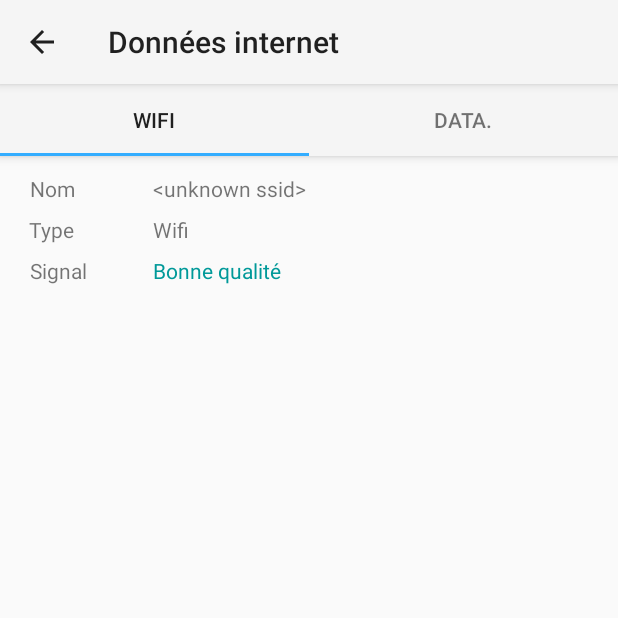
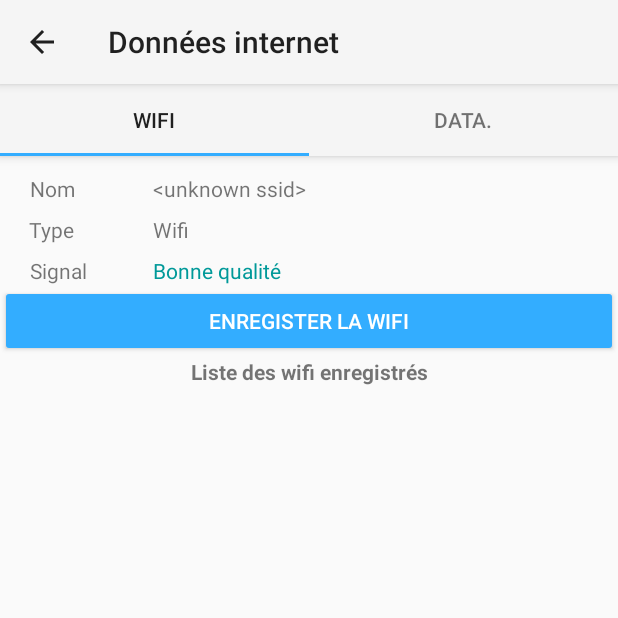
Before and after one commit to Polytech-PFE2019/pfe-2019-pfe2019-031, an Android app: the WifiFragment screen opened directly, with no data from a screen before it, on a phone screen of 412 x 824 dp, the top half of it. Run offline under Robolectric (Android 15) with nearby library versions, the phone set to English and light mode, and no system bars; our stand-ins replace Room's generated code; libraries missing offline, so code that uses them is left out: lecho.lib.hellocharts; 24 statements that could not run were skipped.

Commit message:
#4 possibilité d'enregistrer une wifi, de voir les wifis enregistrer et d'aller dans l'historique d'une wifi précise

```diff
--- a/app/src/main/AndroidManifest.xml
+++ b/app/src/main/AndroidManifest.xml
@@ -51,6 +51,8 @@
             android:name=".activities.network.NetworkActivity"
             android:parentActivityName=".activities.StartActivity"
             android:screenOrientation="portrait"/>
+        <activity android:name=".activities.network.WifiHistoricActivity"
+            android:screenOrientation="portrait"/>
     </application>
 
 </manifest>
--- /dev/null
+++ b/app/src/main/java/ez/com/inside/activities/network/OnClickListenerTransition.java
@@ -0,0 +1,7 @@
+package ez.com.inside.activities.network;
+
+import android.widget.TextView;
+
+public interface OnClickListenerTransition {
+    void onClick(TextView appNameView, int position);
+}
--- /dev/null
+++ b/app/src/main/java/ez/com/inside/activities/network/WifiAdapter.java
@@ -0,0 +1,78 @@
+package ez.com.inside.activities.network;
+
+import android.view.LayoutInflater;
+import android.view.View;
+import android.view.ViewGroup;
+import android.widget.TextView;
+
+import java.util.List;
+
+import androidx.constraintlayout.widget.ConstraintLayout;
+import androidx.recyclerview.widget.RecyclerView;
+import ez.com.inside.R;
+import ez.com.inside.business.network.Utils;
+import ez.com.inside.business.network.Wifi;
+
+public class WifiAdapter extends RecyclerView.Adapter<WifiAdapter.MyViewHolder>{
+
+    private List<Wifi> wifis;
+    private OnClickListenerTransition clickListener;
+    private Utils utils = new Utils();
+
+    public static class MyViewHolder extends RecyclerView.ViewHolder implements View.OnClickListener {
+
+        private TextView name;
+        private TextView level;
+        public ConstraintLayout layout;
+        private OnClickListenerTransition clickListener;
+
+        public MyViewHolder(ConstraintLayout v, OnClickListenerTransition clickListener) {
+            super(v);
+            this.name = v.findViewById(R.id.wifi_item_name);
+            this.level = v.findViewById(R.id.wifi_item_signal);
+            this.clickListener = clickListener;
+            layout = v;
+            v.setOnClickListener(this);
+        }
+
+        @Override
+        public void onClick(View V){
+            clickListener.onClick(name, getAdapterPosition());
+        }
+    }
+
+    public WifiAdapter(List<Wifi> wifis, OnClickListenerTransition clickListener) {
+        this.wifis = wifis;
+        this.clickListener = clickListener;
+    }
+
+
+    @Override
+    public MyViewHolder onCreateViewHolder(ViewGroup parent, int viewType) {
+        // create a new view
+        ConstraintLayout v = (ConstraintLayout) LayoutInflater.from(parent.getContext())
+                .inflate(R.layout.wifi_item, parent, false);
+
+        return new MyViewHolder(v, clickListener);
+    }
+
+    @Override
+    public void onBindViewHolder(MyViewHolder holder, int position) {
+
+        Wifi item = wifis.get(position);
+        holder.name.setText(item.name);
+
+        int sum = 0;
+        for (int i = 0; i < item.getWifiSameName().size(); i++) {
+            sum += item.getWifiSameName().get(i).level;
+        }
+        int average = sum / item.getWifiSameName().size();
+        utils.setWifiText(average,holder.level);
+
+    }
+
+    @Override
+    public int getItemCount() {
+        return wifis.size();
+    }
+}
--- a/app/src/main/java/ez/com/inside/activities/network/WifiFragment.java
+++ b/app/src/main/java/ez/com/inside/activities/network/WifiFragment.java
@@ -1,23 +1,44 @@
 package ez.com.inside.activities.network;
 
-import android.graphics.Color;
+import android.content.Intent;
 import android.net.wifi.WifiManager;
 import android.os.Bundle;
-import android.util.Log;
 import android.view.LayoutInflater;
 import android.view.View;
 import android.view.ViewGroup;
+import android.widget.Button;
+import android.widget.ImageView;
 import android.widget.TextView;
 
+import java.text.SimpleDateFormat;
+import java.util.ArrayList;
+import java.util.Calendar;
+import java.util.Date;
+import java.util.List;
+
 import androidx.annotation.Nullable;
+import androidx.core.app.ActivityOptionsCompat;
+import androidx.core.util.Pair;
 import androidx.fragment.app.Fragment;
+import androidx.recyclerview.widget.LinearLayoutManager;
+import androidx.recyclerview.widget.RecyclerView;
 import ez.com.inside.R;
+import ez.com.inside.activities.usage.GraphMode;
+import ez.com.inside.activities.usage.GraphTimeActivity;
+import ez.com.inside.business.network.Utils;
 import ez.com.inside.business.network.Wifi;
 import ez.com.inside.business.network.WifiDatabase;
 
+import static ez.com.inside.activities.usage.UsageActivity.EXTRA_APPNAME;
+import static ez.com.inside.activities.usage.UsageActivity.EXTRA_APPPKGNAME;
+import static ez.com.inside.activities.usage.UsageActivity.EXTRA_GRAPHMODE;
+
 public class WifiFragment extends Fragment {
-    WifiDatabase db;
-
+    private WifiDatabase db;
+    private int levelCurrentW;
+    private WifiManager wifiManager;
+    private Button addWifi;
+    private Utils utils = new Utils();
 
     @Nullable
     @Override
@@ -30,7 +51,26 @@ public class WifiFragment extends Fragment {
     public void onViewCreated(View view, @Nullable Bundle savedInstanceState)
     {
         super.onViewCreated(view, savedInstanceState);
+
         db = WifiDatabase.getInstance(getView().getContext());
+        addWifi = getView().findViewById(R.id.saveWifi);
+        setRecycleView();
+        addWifi.setOnClickListener(new View.OnClickListener() {
+            @Override
+            public void onClick(View v) {
+                Wifi wifi = new Wifi();
+                wifi.name = wifiManager.getConnectionInfo().getSSID();
+                wifi.level = levelCurrentW;
+                Date c = Calendar.getInstance().getTime();
+                System.out.println("Current time => " + c);
+
+                SimpleDateFormat df = new SimpleDateFormat("dd-MMM-yyyy");
+                String formattedDate = df.format(c);
+                wifi.date =  formattedDate;
+                db.wifiDao().InsertAll(wifi);
+
+            }
+        });
     }
 
 
@@ -45,58 +85,75 @@ public class WifiFragment extends Fragment {
 
     private void getWifiLevel()
     {
-        WifiManager wifiManager = (WifiManager) getView().getContext().getApplicationContext().getSystemService(getView().getContext().WIFI_SERVICE);
+        wifiManager = (WifiManager) getView().getContext().getApplicationContext().getSystemService(getView().getContext().WIFI_SERVICE);
         int linkSpeed = wifiManager.getConnectionInfo().getRssi();
-        int level = WifiManager.calculateSignalLevel(linkSpeed, 5);
+        levelCurrentW = WifiManager.calculateSignalLevel(linkSpeed, 5);
 
         TextView type = getView().findViewById(R.id.WifiType);
         type.setText("Wifi");
         TextView name = getView().findViewById(R.id.WifiName);
         name.setText(wifiManager.getConnectionInfo().getSSID());
-        setWifiText(level);
-
-        Wifi wifi = new Wifi();
-        wifi.name = wifiManager.getConnectionInfo().getSSID();
-        wifi.averageLevel = level;
-
-        //db.wifiDao().InsertAll(wifi);
-
-        Log.d("Hey", Integer.toString(db.wifiDao().getAll().size()));
+        utils.setWifiText(levelCurrentW, (TextView) getView().findViewById(R.id.WifiLevel));
     }
 
 
-    private void setWifiText(int level){
 
-        String text = "Pas de donnée";
-        int color = Color.parseColor("#000000");
 
-        switch (level){
-            case 1:
-                text = "Très faible";
-                color = Color.parseColor("#990000");
-                break;
-            case  2:
-                text = "Faible";
-                color = Color.parseColor("#992600");
-                break;
-            case 3:
-                text = "Correct";
-                color = Color.parseColor("#739900");
-                break;
-            case 4:
-                text = "Bonne qualité";
-                color = Color.parseColor("#009999");
-                break;
-            case 5:
-                text = "Excellent";
-                color = Color.parseColor("#009933");
-                break;
+    private void setRecycleView(){
+        List<Wifi> wifis = db.wifiDao().getAll();
+
+        List<Wifi> newWifis = new ArrayList<>();
+        for(int i=0; i < wifis.size(); i ++){
+            int position = addWifi(wifis.get(i), newWifis);
+
+            if( position == -2)
+                newWifis.add(wifis.get(i));
+            else if(position == -1)
+                newWifis.add(wifis.get(i));
+            else
+                newWifis.get(position).addWifi(wifis.get(i));
         }
 
-        TextView levelTextV = getView().findViewById(R.id.WifiLevel);
-        levelTextV.setText(text);
-        levelTextV.setTextColor(color);
 
+        RecyclerView recyclerView = getView().findViewById(R.id.recycleViewWifi);
+        RecyclerView.LayoutManager layoutManager = new LinearLayoutManager(getContext());
+        recyclerView.setLayoutManager(layoutManager);
+
+        WifiAdapter wifiAdapter = new WifiAdapter(newWifis, new OnClickListenerTransition(){
+            @Override
+            public void onClick(TextView name, int position) {
+                Intent intent = new Intent(getContext(), WifiHistoricActivity.class);
+                intent.putExtra("HELOO", "Hello");
+
+                View sharedViewAppName = name;
+                String transitionNameAppName = getString(R.string.transition_appName);
+                Pair<View, String> sharedElementsAppName = Pair.create(sharedViewAppName, transitionNameAppName);
+
+                ActivityOptionsCompat transitionActivityOptions = ActivityOptionsCompat.makeSceneTransitionAnimation(getActivity(),
+                        sharedElementsAppName);
+                startActivity(intent, transitionActivityOptions.toBundle());
+            }
+        });
+        recyclerView.setAdapter(wifiAdapter);
+    }
+
+    /**
+     *
+     * @param wifi
+     * @param wifis
+     * @return -2 si la liste est vide, -1 si la wifi n'est pas dans la liste
+     * retourne int si la wifi est dans la liste
+     */
+    private int addWifi(Wifi wifi, List<Wifi> wifis){
+        if(wifis.size() == 0){
+            return -2;
+        }
+        for(int i = 0; i < wifis.size(); i++){
+            if(wifis.get(i).name.equals(wifi.name)){
+                return i;
+            }
+        }
+        return -1;
     }
 
 
--- /dev/null
+++ b/app/src/main/java/ez/com/inside/business/network/Utils.java
@@ -0,0 +1,49 @@
+package ez.com.inside.business.network;
+
+import android.graphics.Color;
+import android.view.View;
+import android.widget.TextView;
+
+import java.util.HashMap;
+
+import ez.com.inside.R;
+
+public class Utils {
+
+    public Utils(){
+
+    }
+
+    public void setWifiText(int level, TextView textView){
+
+        String text = "Pas de donnée";
+        int color = Color.parseColor("#000000");
+
+        switch (level){
+            case 1:
+                text = "Très faible";
+                color = Color.parseColor("#990000");
+                break;
+            case  2:
+                text = "Faible";
+                color = Color.parseColor("#992600");
+                break;
+            case 3:
+                text = "Correct";
+                color = Color.parseColor("#739900");
+                break;
+            case 4:
+                text = "Bonne qualité";
+                color = Color.parseColor("#009999");
+                break;
+            case 5:
+                text = "Excellent";
+                color = Color.parseColor("#009933");
+                break;
+        }
+
+        textView.setText(text);
+        textView.setTextColor(color);
+
+    }
+}
--- a/app/src/main/java/ez/com/inside/business/network/WifiDao.java
+++ b/app/src/main/java/ez/com/inside/business/network/WifiDao.java
@@ -14,7 +14,7 @@ public interface WifiDao {
     List<Wifi> getAll();
 
     @Query("SELECT * FROM wifi WHERE name LIKE :first")
-    Wifi findByName(String first);
+    List<Wifi> findByName(String first);
 
     @Insert
     void InsertAll(Wifi... wifis);
--- a/app/src/main/java/ez/com/inside/business/network/WifiDatabase.java
+++ b/app/src/main/java/ez/com/inside/business/network/WifiDatabase.java
@@ -7,7 +7,7 @@ import androidx.room.Database;
 import androidx.room.Room;
 import androidx.room.RoomDatabase;
 
-@Database(entities = Wifi.class, version = 1, exportSchema = false)
+@Database(entities = Wifi.class, version = 3, exportSchema = false)
 public abstract class WifiDatabase extends RoomDatabase {
 
     public abstract WifiDao wifiDao();
--- a/app/src/main/res/layout/fragment_wifi.xml
+++ b/app/src/main/res/layout/fragment_wifi.xml
@@ -8,7 +8,24 @@
         android:layout_width="match_parent"
         android:layout_height="wrap_content" />
 
+    <Button
+        android:id="@+id/saveWifi"
+        android:layout_width="match_parent"
+        android:layout_height="wrap_content"
+        android:onClick="onClickAddWifi"
+        android:text="@string/save_wifi"
+        android:textColor="#FFFFFF" />
+
+    <TextView
+        android:id="@+id/textView2"
+        android:layout_width="match_parent"
+        android:layout_height="wrap_content"
+        android:text="Liste des wifi enregistrés"
+        android:textAlignment="center"
+        android:textStyle="bold" />
+
     <androidx.recyclerview.widget.RecyclerView
+        android:id="@+id/recycleViewWifi"
         android:layout_width="match_parent"
-        android:layout_height="match_parent" />
+        android:layout_height="225dp" />
 </LinearLayout>
--- a/app/src/main/res/values/strings.xml
+++ b/app/src/main/res/values/strings.xml
@@ -40,6 +40,7 @@
         cliquant sur \"Autorisation\".</string>
 
     <string name="network_totalValue_string">Total des données consommées :</string>
+    <string name="save_wifi">Enregister la wifi</string>
 
     <string name="most_used_app">Les 5 applications les plus utilisées</string>
     <string name="screening_time">Temps d\'écran total</string>
```
Also changed, not shown: app/src/main/java/ez/com/inside/activities/network/WifiHistoricActivity.java (added, +20 -0 lines), app/src/main/java/ez/com/inside/activities/network/WifiHistoricAdapter.java (added, +59 -0 lines), app/src/main/java/ez/com/inside/business/network/Wifi.java (+29 -3 lines), app/src/main/res/layout/wifi_historic.xml (added, +37 -0 lines), app/src/main/res/layout/wifi_historic_item.xml (added, +77 -0 lines), app/src/main/res/layout/wifi_item.xml (added, +44 -0 lines).
